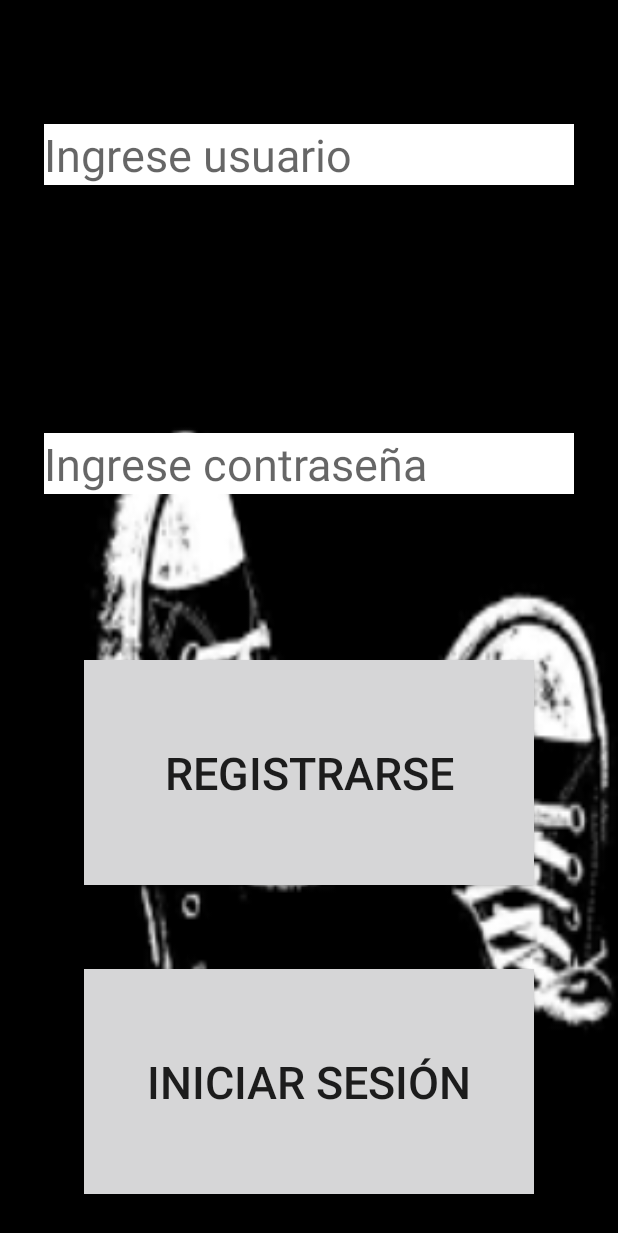
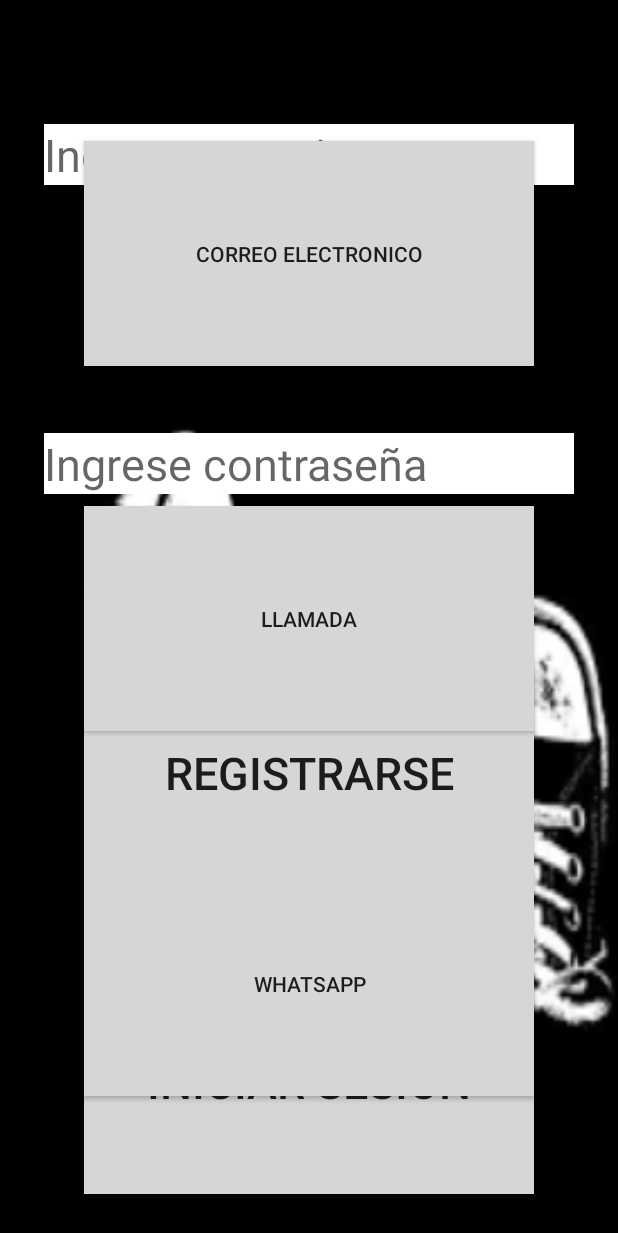
Before and after one commit to matyary/1ParcialAndroid, an Android app: the fragment FragmentTab2 placed in its activity, on a phone screen of 412 x 824 dp. Shown: the top 1233 px of the screen. Run offline under Robolectric (Android 15) with nearby library versions, the phone set to English and light mode, and no system bars; our stand-ins replace Room's generated code.

Commit message:
Cuenta con todos los requisitos solicitados. Podría corregirse un detalle menor en el toolbar si se quiere hilar fino.

```diff
--- a/app/src/main/AndroidManifest.xml
+++ b/app/src/main/AndroidManifest.xml
@@ -3,6 +3,7 @@
     package="com.utn.tp3">
 
     <uses-permission android:name="android.permission.INTERNET" />
+    <uses-permission android:name="android.permission.CALL_PHONE" />
     <application
         android:allowBackup="true"
         android:icon="@mipmap/ic_launcher"
--- a/app/src/main/java/Fragments/FragmentRegister.kt
+++ b/app/src/main/java/Fragments/FragmentRegister.kt
@@ -7,6 +7,7 @@ import android.view.View
 import android.view.ViewGroup
 import android.widget.Button
 import android.widget.EditText
+import androidx.appcompat.app.AppCompatActivity
 import androidx.fragment.app.Fragment
 import androidx.navigation.findNavController
 import com.google.android.material.snackbar.Snackbar
--- a/app/src/main/java/Fragments/FragmentTab2.kt
+++ b/app/src/main/java/Fragments/FragmentTab2.kt
@@ -1,9 +1,18 @@
 package Fragments
 
+import android.Manifest
+import android.content.ActivityNotFoundException
+import android.content.Intent
+import android.content.pm.PackageManager
+import android.net.Uri
 import android.os.Bundle
 import android.view.LayoutInflater
 import android.view.View
 import android.view.ViewGroup
+import android.widget.Button
+import androidx.appcompat.app.AppCompatActivity
+import androidx.core.app.ActivityCompat
+import androidx.core.content.ContextCompat
 import androidx.fragment.app.Fragment
 import androidx.lifecycle.ViewModelProviders
 
@@ -11,21 +20,114 @@ import com.utn.tp3.R
 
 class FragmentTab2 : Fragment() {
 
-    companion object {
-        fun newInstance() = FragmentTab2()
-    }
-
-    private lateinit var viewModel: FragmentTab2ViewModel
+    lateinit var view_tab2: View
+    lateinit var btnMail : Button
+    lateinit var btnWhatsApp : Button
+    lateinit var btnCall : Button
 
     override fun onCreateView(inflater: LayoutInflater, container: ViewGroup?,
                               savedInstanceState: Bundle?): View? {
-        return inflater.inflate(R.layout.fragment_tab2, container, false)
+
+        view_tab2 = inflater.inflate(R.layout.fragment_tab2, container, false)
+
+        btnMail = view_tab2.findViewById(R.id.btn_mail)
+        btnWhatsApp = view_tab2.findViewById(R.id.btn_wa)
+        btnCall = view_tab2.findViewById(R.id.btn_call)
+
+        checkPermission()
+
+        btnMail.setOnClickListener {
+            val mailto = "mailto:"+ "matias.gruner@gmail.com"
+            "?cc=" + "" +
+                    "&subject=" + Uri.encode("Consulta") +
+                    "&body=" + Uri.encode("Hola Matías")
+
+            val emailIntent = Intent(Intent.ACTION_SENDTO)
+            emailIntent.data = Uri.parse(mailto)
+            try {
+                startActivity(emailIntent)
+            } catch (e: ActivityNotFoundException) {
+            }
+
+        }
+
+        btnWhatsApp.setOnClickListener {
+
+            val uri: Uri = Uri.parse("smsto:1164548117")
+            val intent = Intent(Intent.ACTION_SENDTO, uri)
+            intent.setPackage("com.whatsapp")
+            startActivity(Intent.createChooser(intent, ""))
+
+        }
+
+        btnCall.setOnClickListener {
+
+            callPhone()
+        }
+        return view_tab2
     }
 
-    override fun onActivityCreated(savedInstanceState: Bundle?) {
-        super.onActivityCreated(savedInstanceState)
-        viewModel = ViewModelProviders.of(this).get(FragmentTab2ViewModel::class.java)
-        // TODO: Use the ViewModel
+    fun checkPermission() {
+        if (ContextCompat.checkSelfPermission(requireContext(),
+                        Manifest.permission.CALL_PHONE)
+                != PackageManager.PERMISSION_GRANTED) {
+
+            // Permission is not granted
+            // Should we show an explanation?
+            if (ActivityCompat.shouldShowRequestPermissionRationale(requireActivity(),
+                            Manifest.permission.CALL_PHONE)) {
+                // Show an explanation to the user *asynchronously* -- don't block
+                // this thread waiting for the user's response! After the user
+                // sees the explanation, try again to request the permission.
+            } else {
+                // No explanation needed, we can request the permission.
+                ActivityCompat.requestPermissions(requireActivity(),
+                        arrayOf(Manifest.permission.CALL_PHONE),
+                        42)
+            }
+        } else {
+            // Permission has already been granted
+            //   callPhone()
+        }
+    }
+
+    override fun onRequestPermissionsResult(requestCode: Int,
+                                            permissions: Array<String>, grantResults: IntArray) {
+        if (requestCode == 42) {
+            // If request is cancelled, the result arrays are empty.
+            if ((grantResults.isNotEmpty() && grantResults[0] == PackageManager.PERMISSION_GRANTED)) {
+                // permission was granted, yay!
+                //  callPhone()
+            } else {
+                // permission denied, boo! Disable the
+                // functionality
+            }
+            return
+        }
+    }
+
+    fun callPhone(){
+        val intent = Intent(Intent.ACTION_CALL, Uri.parse("tel:" + "1122334455"))
+        if (ActivityCompat.checkSelfPermission(
+                        requireContext(),
+                        Manifest.permission.CALL_PHONE
+                ) != PackageManager.PERMISSION_GRANTED
+        ) {
+
+            return
+        }
+        startActivity(intent)
+    }
+
+
+    override fun onResume() {
+        super.onResume()
+        (activity as AppCompatActivity?)!!.supportActionBar!!.hide()
+    }
+
+    override fun onStop() {
+        super.onStop()
+        (activity as AppCompatActivity?)!!.supportActionBar!!.show()
     }
 
 }
--- a/app/src/main/java/Fragments/FragmentTab2ViewModel.kt
+++ /dev/null
@@ -1,7 +0,0 @@
-package Fragments
-
-import androidx.lifecycle.ViewModel
-
-class FragmentTab2ViewModel : ViewModel() {
-    // TODO: Implement the ViewModel
-}
--- a/app/src/main/java/com/utn/tp3/MainActivity.kt
+++ b/app/src/main/java/com/utn/tp3/MainActivity.kt
@@ -2,11 +2,15 @@ package com.utn.tp3
 
 import androidx.appcompat.app.AppCompatActivity
 import android.os.Bundle
+import androidx.appcompat.widget.Toolbar
 
-class MainActivity : AppCompatActivity() {
+class MainActivity: AppCompatActivity(){
 
     override fun onCreate(savedInstanceState: Bundle?) {
         super.onCreate(savedInstanceState)
         setContentView(R.layout.activity_main)
+
+        val toolbar = findViewById<Toolbar>(R.id.toolbar)
+        setSupportActionBar(toolbar)
     }
 }
--- a/app/src/main/res/layout/activity_main.xml
+++ b/app/src/main/res/layout/activity_main.xml
@@ -13,4 +13,15 @@
         android:layout_height="match_parent"
         app:defaultNavHost="true"
         app:navGraph="@navigation/main_navgraph" />
+
+    <androidx.appcompat.widget.Toolbar
+        android:id="@+id/toolbar"
+        android:layout_width="0dp"
+        android:layout_height="45dp"
+        android:background="?attr/colorPrimary"
+        android:minHeight="?attr/actionBarSize"
+        android:theme="?attr/actionBarTheme"
+        app:layout_constraintEnd_toEndOf="parent"
+        app:layout_constraintStart_toStartOf="parent"
+        app:layout_constraintTop_toTopOf="parent" />
 </androidx.constraintlayout.widget.ConstraintLayout>
--- a/app/src/main/res/layout/fragment_tab2.xml
+++ b/app/src/main/res/layout/fragment_tab2.xml
@@ -1,13 +1,42 @@
 <?xml version="1.0" encoding="utf-8"?>
 <androidx.constraintlayout.widget.ConstraintLayout xmlns:android="http://schemas.android.com/apk/res/android"
+    xmlns:app="http://schemas.android.com/apk/res-auto"
     xmlns:tools="http://schemas.android.com/tools"
     android:layout_width="match_parent"
     android:layout_height="match_parent"
     tools:context="Fragments.FragmentTab2">
 
-    <TextView
-        android:layout_width="match_parent"
-        android:layout_height="match_parent"
-        android:text="2" />
+    <Button
+        android:id="@+id/btn_mail"
+        android:layout_width="300dp"
+        android:layout_height="150dp"
+        android:text="CORREO ELECTRONICO"
+        android:background="@drawable/boton"
+        app:layout_constraintBottom_toTopOf="@+id/btn_call"
+        app:layout_constraintEnd_toEndOf="parent"
+        app:layout_constraintStart_toStartOf="parent"
+        app:layout_constraintTop_toTopOf="parent" />
+
+    <Button
+        android:id="@+id/btn_wa"
+        android:layout_width="300dp"
+        android:layout_height="150dp"
+        android:text="WHATSAPP"
+        android:background="@drawable/boton"
+        app:layout_constraintBottom_toBottomOf="parent"
+        app:layout_constraintEnd_toEndOf="parent"
+        app:layout_constraintStart_toStartOf="parent"
+        app:layout_constraintTop_toBottomOf="@+id/btn_call" />
+
+    <Button
+        android:id="@+id/btn_call"
+        android:layout_width="300dp"
+        android:layout_height="150dp"
+        android:text="LLAMADA"
+        android:background="@drawable/boton"
+        app:layout_constraintBottom_toBottomOf="parent"
+        app:layout_constraintEnd_toEndOf="parent"
+        app:layout_constraintStart_toStartOf="parent"
+        app:layout_constraintTop_toTopOf="parent" />
 
 </androidx.constraintlayout.widget.ConstraintLayout>
```
Also changed, not shown: app/src/main/java/Fragments/FragmentSelect.kt (+12 -0 lines), app/src/main/java/Fragments/FragmentTab1.kt (+8 -11 lines), app/src/main/java/Fragments/ListFragment.kt (+14 -10 lines), app/src/main/java/Fragments/NewItem.kt (+11 -0 lines), app/src/main/res/layout/fragment_select.xml (+4 -9 lines), app/src/main/res/layout/list_fragment.xml (+10 -13 lines).
